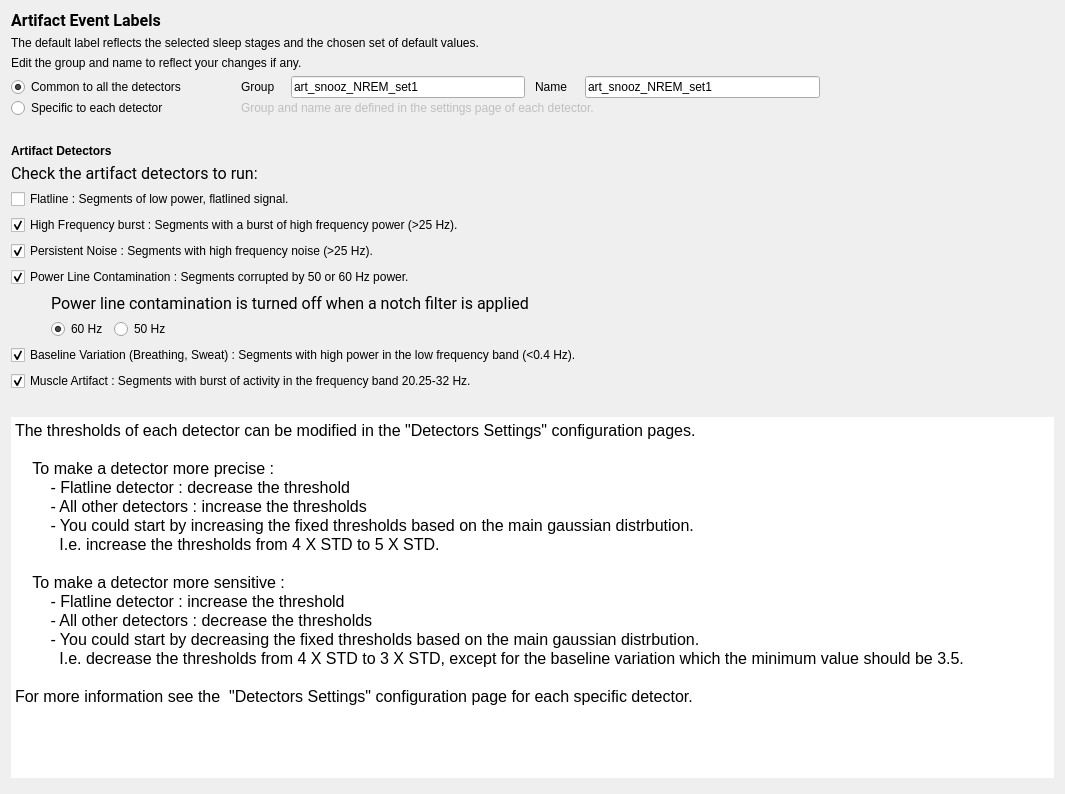
First picture: the form in tools/CEAMSTools/DetectArtifacts/DetectorsStep/Ui_DetectorsStep.ui, repository SnoozToolbox/snooz-package-ceams, before the edit.
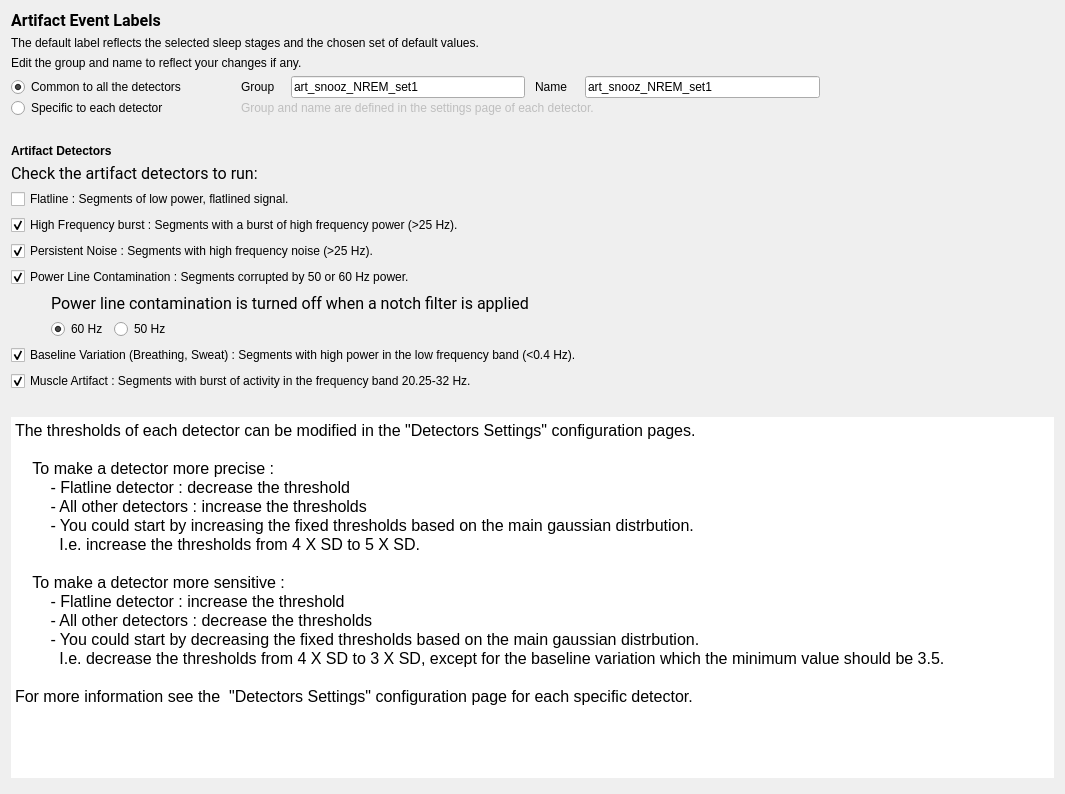
Second picture: the form after the edit.

The edit to the form file:
```diff
--- a/tools/CEAMSTools/DetectArtifacts/DetectorsStep/Ui_DetectorsStep.ui
+++ b/tools/CEAMSTools/DetectArtifacts/DetectorsStep/Ui_DetectorsStep.ui
@@ -507,13 +507,13 @@
 &lt;p style=&quot; margin-top:0px; margin-bottom:0px; margin-left:0px; margin-right:0px; -qt-block-indent:0; text-indent:0px;&quot;&gt;        - Flatline detector : decrease the threshold&lt;/p&gt;
 &lt;p style=&quot; margin-top:0px; margin-bottom:0px; margin-left:0px; margin-right:0px; -qt-block-indent:0; text-indent:0px;&quot;&gt;        - All other detectors : increase the thresholds&lt;/p&gt;
 &lt;p style=&quot; margin-top:0px; margin-bottom:0px; margin-left:0px; margin-right:0px; -qt-block-indent:0; text-indent:0px;&quot;&gt;        - You could start by increasing the fixed thresholds based on the main gaussian distrbution.&lt;/p&gt;
-&lt;p style=&quot; margin-top:0px; margin-bottom:0px; margin-left:0px; margin-right:0px; -qt-block-indent:0; text-indent:0px;&quot;&gt;          I.e. increase the thresholds from 4 X STD to 5 X STD.&lt;/p&gt;
+&lt;p style=&quot; margin-top:0px; margin-bottom:0px; margin-left:0px; margin-right:0px; -qt-block-indent:0; text-indent:0px;&quot;&gt;          I.e. increase the thresholds from 4 X SD to 5 X SD.&lt;/p&gt;
 &lt;p style=&quot;-qt-paragraph-type:empty; margin-top:0px; margin-bottom:0px; margin-left:0px; margin-right:0px; -qt-block-indent:0; text-indent:0px;&quot;&gt;&lt;br /&gt;&lt;/p&gt;
 &lt;p style=&quot; margin-top:0px; margin-bottom:0px; margin-left:0px; margin-right:0px; -qt-block-indent:0; text-indent:0px;&quot;&gt;    To make a detector more sensitive : &lt;/p&gt;
 &lt;p style=&quot; margin-top:0px; margin-bottom:0px; margin-left:0px; margin-right:0px; -qt-block-indent:0; text-indent:0px;&quot;&gt;        - Flatline detector : increase the threshold&lt;/p&gt;
 &lt;p style=&quot; margin-top:0px; margin-bottom:0px; margin-left:0px; margin-right:0px; -qt-block-indent:0; text-indent:0px;&quot;&gt;        - All other detectors : decrease the thresholds&lt;/p&gt;
 &lt;p style=&quot; margin-top:0px; margin-bottom:0px; margin-left:0px; margin-right:0px; -qt-block-indent:0; text-indent:0px;&quot;&gt;        - You could start by decreasing the fixed thresholds based on the main gaussian distrbution.&lt;/p&gt;
-&lt;p style=&quot; margin-top:0px; margin-bottom:0px; margin-left:0px; margin-right:0px; -qt-block-indent:0; text-indent:0px;&quot;&gt;          I.e. decrease the thresholds from 4 X STD to 3 X STD, except for the baseline variation which the minimum value should be 3.5.&lt;/p&gt;
+&lt;p style=&quot; margin-top:0px; margin-bottom:0px; margin-left:0px; margin-right:0px; -qt-block-indent:0; text-indent:0px;&quot;&gt;          I.e. decrease the thresholds from 4 X SD to 3 X SD, except for the baseline variation which the minimum value should be 3.5.&lt;/p&gt;
 &lt;p style=&quot;-qt-paragraph-type:empty; margin-top:0px; margin-bottom:0px; margin-left:0px; margin-right:0px; -qt-block-indent:0; text-indent:0px;&quot;&gt;&lt;br /&gt;&lt;/p&gt;
 &lt;p style=&quot; margin-top:0px; margin-bottom:0px; margin-left:0px; margin-right:0px; -qt-block-indent:0; text-indent:0px;&quot;&gt;For more information see the  &amp;quot;Detectors Settings&amp;quot; configuration page for each specific detector. &lt;/p&gt;&lt;/body&gt;&lt;/html&gt;</string>
      </property>
```
